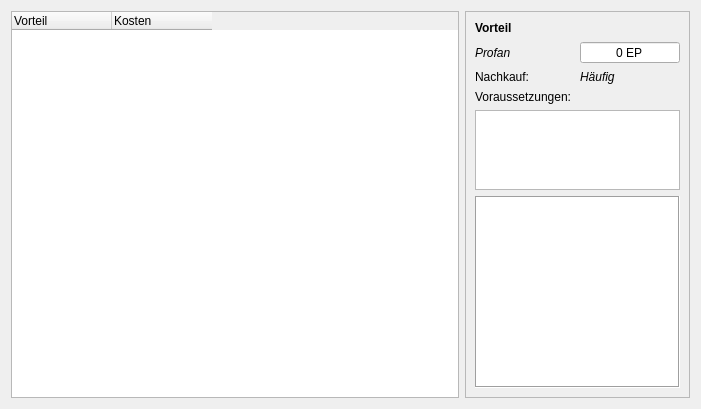
First picture: the form in UI/CharakterVorteile.ui, repository Aeolitus/Sephrasto, before the edit.
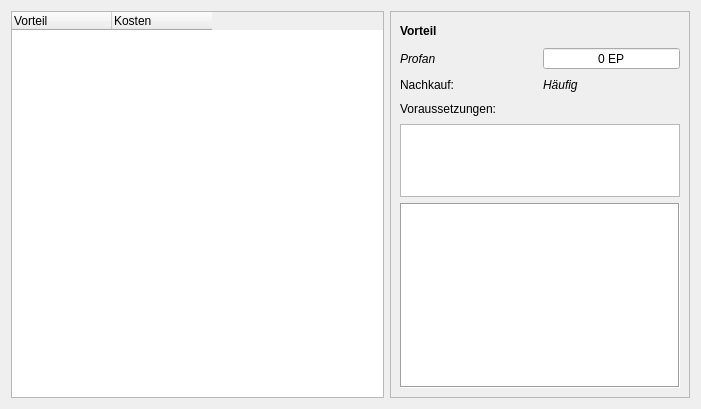
Second picture: the form after the edit.

What changed in the file:
```diff
--- a/UI/CharakterVorteile.ui
+++ b/UI/CharakterVorteile.ui
@@ -16,6 +16,12 @@
   <layout class="QHBoxLayout" name="horizontalLayout">
    <item>
     <widget class="QTreeWidget" name="treeWidget">
+     <property name="sizePolicy">
+      <sizepolicy hsizetype="Expanding" vsizetype="Expanding">
+       <horstretch>0</horstretch>
+       <verstretch>0</verstretch>
+      </sizepolicy>
+     </property>
      <property name="editTriggers">
       <set>QAbstractItemView::NoEditTriggers</set>
      </property>
@@ -68,7 +74,7 @@
     <widget class="QScrollArea" name="scrollArea">
      <property name="minimumSize">
       <size>
-       <width>225</width>
+       <width>300</width>
        <height>0</height>
       </size>
      </property>
@@ -86,13 +92,19 @@
        <rect>
         <x>0</x>
         <y>0</y>
-        <width>223</width>
+        <width>298</width>
         <height>389</height>
        </rect>
       </property>
       <layout class="QGridLayout" name="gridLayout_2">
        <item row="5" column="0" colspan="2">
         <widget class="QLabel" name="label_8">
+         <property name="minimumSize">
+          <size>
+           <width>0</width>
+           <height>18</height>
+          </size>
+         </property>
          <property name="text">
           <string>Voraussetzungen:</string>
          </property>
@@ -144,6 +156,12 @@
        </item>
        <item row="3" column="0">
         <widget class="QLabel" name="labelTyp">
+         <property name="minimumSize">
+          <size>
+           <width>0</width>
+           <height>18</height>
+          </size>
+         </property>
          <property name="font">
           <font>
            <italic>true</italic>
@@ -182,6 +200,12 @@
        </item>
        <item row="4" column="1">
         <widget class="QLabel" name="labelNachkauf">
+         <property name="minimumSize">
+          <size>
+           <width>0</width>
+           <height>18</height>
+          </size>
+         </property>
          <property name="font">
           <font>
            <italic>true</italic>
@@ -194,6 +218,12 @@
        </item>
        <item row="1" column="0" colspan="2">
         <widget class="QLabel" name="labelVorteil">
+         <property name="minimumSize">
+          <size>
+           <width>0</width>
+           <height>20</height>
+          </size>
+         </property>
          <property name="font">
           <font>
            <weight>75</weight>
```
